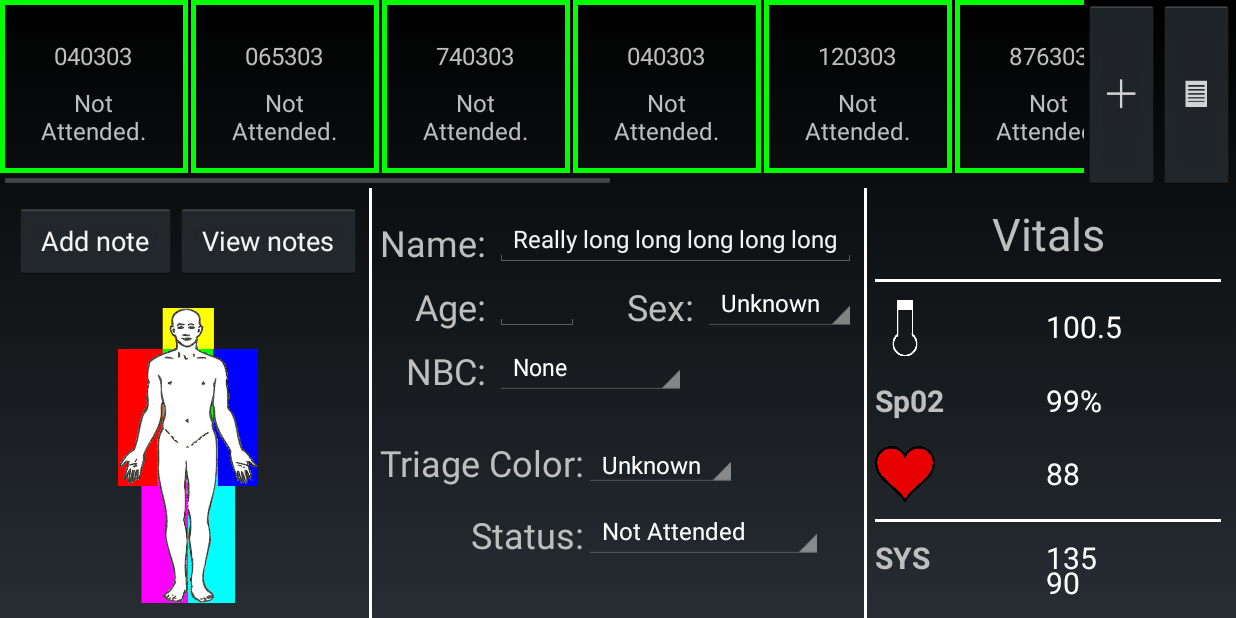
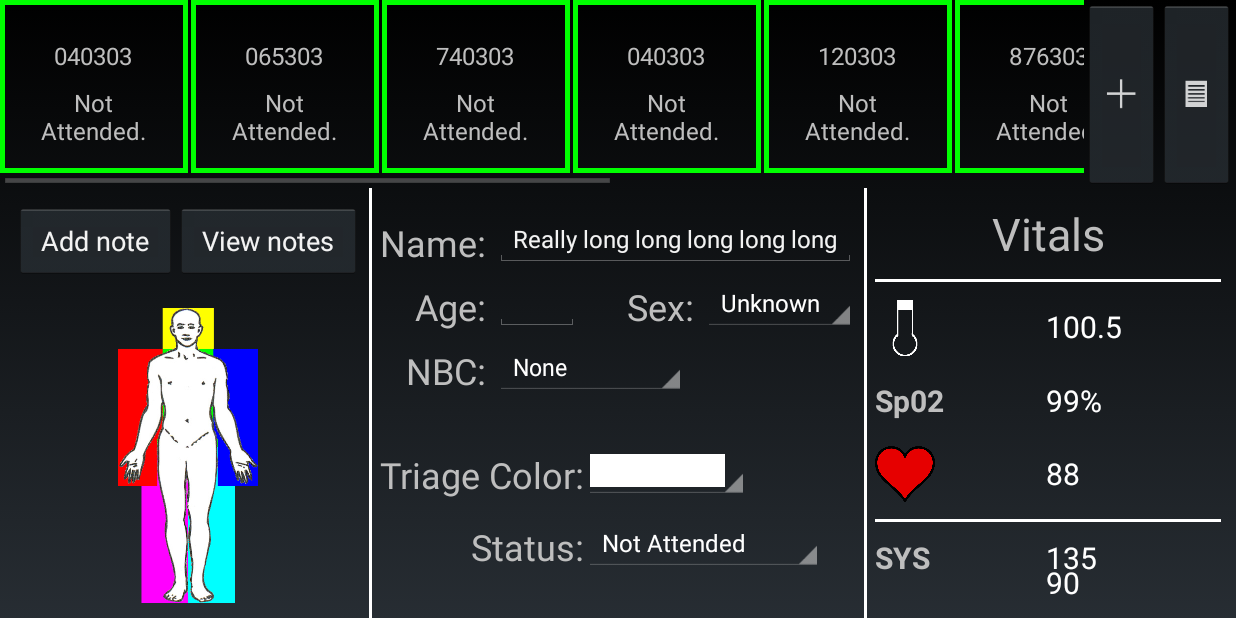
Before and after one commit to ProjectRipple/Ripple-Android, an Android app: the PatientInfoFragment screen opened directly, with no data from a screen before it, on a phone screen of 824 x 412 dp (held sideways). Run offline under Robolectric (Android 15) with nearby library versions, the phone set to English and light mode, and no system bars.

Commit message:
Added background color to triage color spinner
Added listeners to all patient info spinners

```diff
--- /dev/null
+++ b/RippleAndroid/src/main/java/com/discoverylab/ripple/android/adapter/ui/ColorSpinnerAdapter.java
@@ -0,0 +1,37 @@
+package com.discoverylab.ripple.android.adapter.ui;
+
+import android.content.Context;
+import android.view.View;
+import android.view.ViewGroup;
+import android.widget.ArrayAdapter;
+import android.widget.SpinnerAdapter;
+
+import java.util.List;
+
+/**
+ * Adapter for a Spinner of colored views
+ * Created by james on 7/17/14.
+ */
+public class ColorSpinnerAdapter extends ArrayAdapter<Integer> implements SpinnerAdapter {
+    public ColorSpinnerAdapter(Context context, List<Integer> objects) {
+        super(context, android.R.layout.simple_spinner_item, objects);
+        setDropDownViewResource(android.R.layout.simple_spinner_dropdown_item);
+    }
+
+    @Override
+    public View getDropDownView(int position, View convertView, ViewGroup parent) {
+        View v = super.getDropDownView(position, convertView, parent);
+        // set background
+        v.setBackgroundColor(getItem(position));
+        return v;
+    }
+
+    @Override
+    public View getView(int position, View convertView, ViewGroup parent) {
+        View v = super.getView(position, convertView, parent);
+        // set background
+        v.setBackgroundColor(getItem(position));
+        return v;
+    }
+
+}
--- a/RippleAndroid/src/main/java/com/discoverylab/ripple/android/fragment/PatientInfoFragment.java
+++ b/RippleAndroid/src/main/java/com/discoverylab/ripple/android/fragment/PatientInfoFragment.java
@@ -6,11 +6,19 @@ import android.support.v4.app.Fragment;
 import android.view.LayoutInflater;
 import android.view.View;
 import android.view.ViewGroup;
+import android.widget.AdapterView;
+import android.widget.Spinner;
+import android.widget.TextView;
+import android.widget.Toast;
 
 import com.discoverylab.ripple.android.R;
+import com.discoverylab.ripple.android.adapter.ui.ColorSpinnerAdapter;
+
+import java.util.ArrayList;
+import java.util.List;
 
 /**
- * A simple {@link Fragment} subclass.
+ * Fragment to handle patient information entered by the user.
  * Use the {@link PatientInfoFragment#newInstance} factory method to
  * create an instance of this fragment.
  */
@@ -43,8 +51,91 @@ public class PatientInfoFragment extends Fragment {
         // Inflate the layout for this fragment
         View v = inflater.inflate(R.layout.fragment_patient_info, container, false);
 
+        // get color spinner
+        Spinner triageColor = (Spinner) v.findViewById(R.id.patient_triage_color_spinner);
+        // get colors for spinner
+        int[] colorsArray = getResources().getIntArray(R.array.triage_color_options);
+        List<Integer> colors = new ArrayList<Integer>(colorsArray.length);
+        for (int c : colorsArray) {
+            colors.add(c);
+        }
+        // set adapter & listener
+        triageColor.setAdapter(new ColorSpinnerAdapter(getActivity(), colors));
+        triageColor.setOnItemSelectedListener(new AdapterView.OnItemSelectedListener() {
+            @Override
+            public void onItemSelected(AdapterView<?> parent, View view, int position, long id) {
+                onTriageColorChanged((Integer) parent.getItemAtPosition(position));
+            }
+
+            @Override
+            public void onNothingSelected(AdapterView<?> parent) {
+                // do nothing for now
+            }
+        });
+
+        // get status, sex, and nbc spinners
+        Spinner status = (Spinner) v.findViewById(R.id.patient_status_spinner);
+        status.setOnItemSelectedListener(new AdapterView.OnItemSelectedListener() {
+            @Override
+            public void onItemSelected(AdapterView<?> parent, View view, int position, long id) {
+                onPatientStatusChanged((String) parent.getItemAtPosition(position));
+            }
+
+            @Override
+            public void onNothingSelected(AdapterView<?> parent) {
+                // do nothing for now
+            }
+        });
+
+        Spinner patientSex = (Spinner) v.findViewById(R.id.patient_sex_spinner);
+        patientSex.setOnItemSelectedListener(new AdapterView.OnItemSelectedListener() {
+            @Override
+            public void onItemSelected(AdapterView<?> parent, View view, int position, long id) {
+                onGenderChanged((String) parent.getItemAtPosition(position));
+            }
+
+            @Override
+            public void onNothingSelected(AdapterView<?> parent) {
+                // do nothing for now
+            }
+        });
+
+        Spinner nbc = (Spinner) v.findViewById(R.id.patient_nbc_spinner);
+        nbc.setOnItemSelectedListener(new AdapterView.OnItemSelectedListener() {
+            @Override
+            public void onItemSelected(AdapterView<?> parent, View view, int position, long id) {
+                onNbcChanged((String) parent.getItemAtPosition(position));
+            }
+
+            @Override
+            public void onNothingSelected(AdapterView<?> parent) {
+                // do nothing for now
+            }
+        });
+
+        // get text fields
+        TextView patientName = (TextView) v.findViewById(R.id.patient_name_text);
+
+        TextView patientAge = (TextView) v.findViewById(R.id.patient_age_text);
+
+
         return v;
     }
 
+    private void onTriageColorChanged(int triageColor) {
+        Toast.makeText(getActivity(), "triage Color: " + Integer.toHexString(triageColor), Toast.LENGTH_SHORT).show();
+    }
+
+    private void onPatientStatusChanged(String status) {
+        Toast.makeText(getActivity(), "status: " + status, Toast.LENGTH_SHORT).show();
+    }
+
+    private void onGenderChanged(String gender) {
+        Toast.makeText(getActivity(), "Gender: " + gender, Toast.LENGTH_SHORT).show();
+    }
+
+    private void onNbcChanged(String nbcStatus) {
+        Toast.makeText(getActivity(), "NBC: " + nbcStatus, Toast.LENGTH_SHORT).show();
+    }
 
 }
--- a/RippleAndroid/src/main/res/layout/fragment_patient_info.xml
+++ b/RippleAndroid/src/main/res/layout/fragment_patient_info.xml
@@ -106,6 +106,7 @@
             android:id="@+id/patient_triage_color_label"
             android:layout_width="wrap_content"
             android:layout_height="wrap_content"
+            android:paddingTop="15dp"
             android:textSize="@dimen/patient_info_label_text_size"
             android:text="Triage Color:" />
 
@@ -116,7 +117,7 @@
             android:layout_toRightOf="@+id/patient_triage_color_label"
             android:layout_alignBottom="@+id/patient_triage_color_label"
             android:prompt="@string/change_triage_color"
-            android:entries="@array/triage_color_options" />
+            android:entries="@array/triage_color_options_text" />
 
         <TextView
             android:id="@+id/patient_status_label"
--- /dev/null
+++ b/RippleAndroid/src/main/res/layout/view_color_spinner.xml
@@ -0,0 +1,12 @@
+<?xml version="1.0" encoding="utf-8"?>
+
+<TextView xmlns:android="http://schemas.android.com/apk/res/android"
+    android:id="@+id/color_spinner_view"
+    android:layout_width="match_parent"
+    android:layout_height="?android:attr/listPreferredItemHeight"
+    style="?android:attr/dropDownItemStyle"
+    android:textAppearance="?android:attr/textAppearanceLargePopupMenu"
+    android:textColor="#FF000000"
+    android:text="Dummy text">
+
+</TextView>
--- a/RippleAndroid/src/main/res/values/arrays.xml
+++ b/RippleAndroid/src/main/res/values/arrays.xml
@@ -17,10 +17,6 @@
         <item>(N)Nuclear</item>
         <item>(B)Biological</item>
         <item>(C)Chemical</item>
-        <item>NB</item>
-        <item>NC</item>
-        <item>BC</item>
-        <item>NBC</item>
     </string-array>
 
     <string-array name="gender_options">
@@ -29,7 +25,7 @@
         <item>Female</item>
     </string-array>
 
-    <string-array name="triage_color_options">
+    <string-array name="triage_color_options_text">
 
         <item>Unknown</item>
         <item>Green</item>
@@ -38,4 +34,12 @@
         <item>Black</item>
 
     </string-array>
+
+    <integer-array name="triage_color_options">
+        <item>@color/white</item>
+        <item>@color/win8_green</item>
+        <item>@color/yellow</item>
+        <item>@color/red</item>
+        <item>@color/black</item>
+    </integer-array>
 </resources>
```
